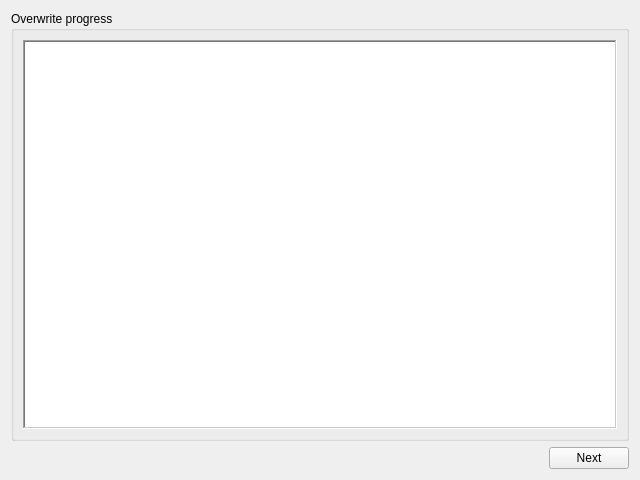
This is KuuraGUI/ProgressTab.ui in visuve/Tunkio as Qt 5 draws it before an edit. The edited form follows.
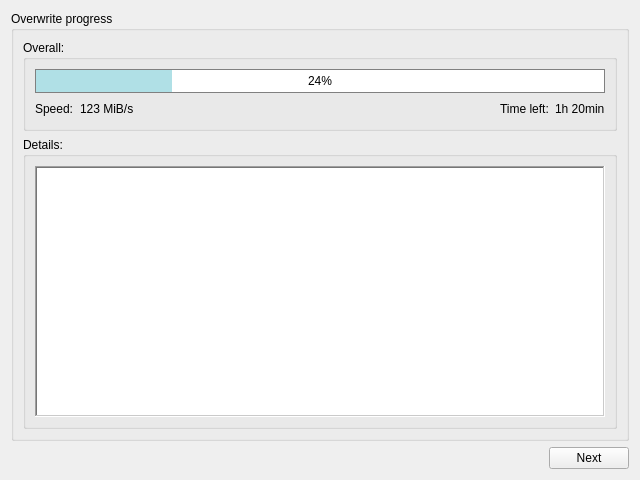
This is the edited form.

What changed in the file:
```diff
--- a/KuuraGUI/ProgressTab.ui
+++ b/KuuraGUI/ProgressTab.ui
@@ -14,22 +14,6 @@
    <string>Form</string>
   </property>
   <layout class="QGridLayout" name="gridLayout">
-   <item row="0" column="0" colspan="2">
-    <widget class="QGroupBox" name="groupBox">
-     <property name="title">
-      <string>Overwrite progress</string>
-     </property>
-     <layout class="QVBoxLayout" name="verticalLayout">
-      <item>
-       <widget class="QTreeView" name="treeViewProgress">
-        <property name="frameShape">
-         <enum>QFrame::WinPanel</enum>
-        </property>
-       </widget>
-      </item>
-     </layout>
-    </widget>
-   </item>
    <item row="1" column="0">
     <spacer name="horizontalSpacer">
      <property name="orientation">
@@ -50,6 +34,98 @@
      </property>
     </widget>
    </item>
+   <item row="0" column="0" colspan="2">
+    <widget class="QGroupBox" name="groupBox">
+     <property name="title">
+      <string>Overwrite progress</string>
+     </property>
+     <layout class="QVBoxLayout" name="verticalLayout">
+      <item>
+       <widget class="QGroupBox" name="groupBox_3">
+        <property name="title">
+         <string>Overall:</string>
+        </property>
+        <layout class="QGridLayout" name="gridLayout_2">
+         <item row="0" column="0" colspan="5">
+          <widget class="QProgressBar" name="progressBar">
+           <property name="styleSheet">
+            <string notr="true">QProgressBar {
+	border: 1px solid grey;
+	text-align: center;
+}
+
+QProgressBar::chunk {
+	background-color: #b0e0e6;
+}</string>
+           </property>
+           <property name="value">
+            <number>24</number>
+           </property>
+          </widget>
+         </item>
+         <item row="1" column="0">
+          <widget class="QLabel" name="labelSpeedDesc">
+           <property name="text">
+            <string>Speed:</string>
+           </property>
+          </widget>
+         </item>
+         <item row="1" column="1">
+          <widget class="QLabel" name="labelSpeed">
+           <property name="text">
+            <string>123 MiB/s</string>
+           </property>
+          </widget>
+         </item>
+         <item row="1" column="2">
+          <spacer name="horizontalSpacer_2">
+           <property name="orientation">
+            <enum>Qt::Horizontal</enum>
+           </property>
+           <property name="sizeHint" stdset="0">
+            <size>
+             <width>332</width>
+             <height>20</height>
+            </size>
+           </property>
+          </spacer>
+         </item>
+         <item row="1" column="3">
+          <widget class="QLabel" name="labelTimeDesc">
+           <property name="text">
+            <string>Time left:</string>
+           </property>
+          </widget>
+         </item>
+         <item row="1" column="4">
+          <widget class="QLabel" name="labelTime">
+           <property name="text">
+            <string>1h 20min</string>
+           </property>
+          </widget>
+         </item>
+        </layout>
+       </widget>
+      </item>
+      <item>
+       <widget class="QGroupBox" name="groupBox_2">
+        <property name="title">
+         <string>Details:</string>
+        </property>
+        <layout class="QVBoxLayout" name="verticalLayout_2">
+         <item>
+          <widget class="QTreeView" name="treeViewProgress">
+           <property name="frameShape">
+            <enum>QFrame::WinPanel</enum>
+           </property>
+          </widget>
+         </item>
+        </layout>
+       </widget>
+      </item>
+     </layout>
+    </widget>
+   </item>
   </layout>
  </widget>
  <resources/>
```
